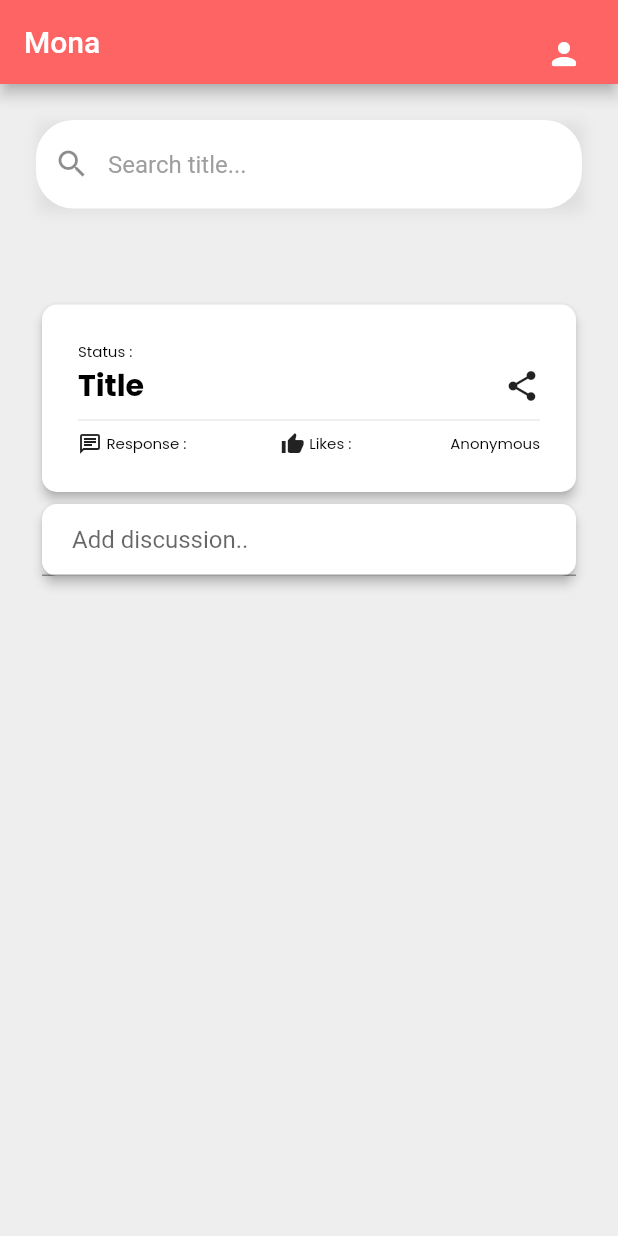
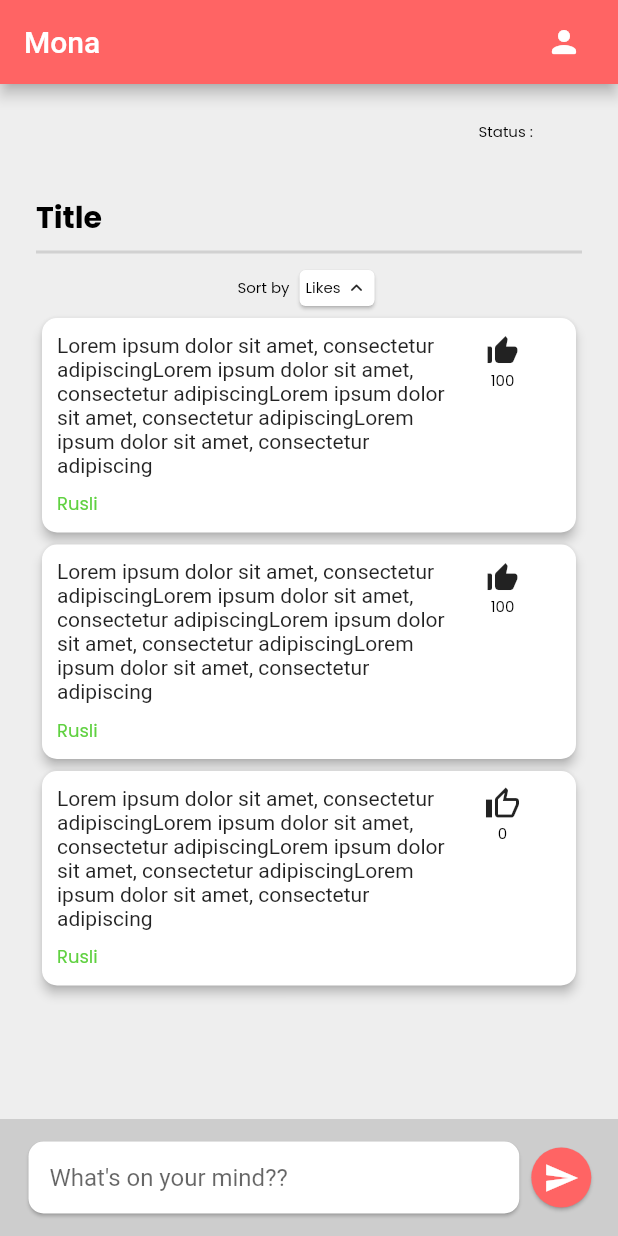
Before and after one commit to irfans18/loubusan, a Flutter app: the screen it shows after launch, on a phone screen of 412 x 824 dp. Run offline on Flutter 3.47's test engine with Material 2 defaults, Android fonts, the phone set to English and light mode, and no system bars; our stand-ins replace flutter_switch, get, google_fonts.

Commit message:
update topic page

```diff
--- a/lib/app/modules/home/views/home_view.dart
+++ b/lib/app/modules/home/views/home_view.dart
@@ -26,20 +26,22 @@ class HomeView extends GetView<HomeController> {
     attributeText(int data) {
       return Row(
         crossAxisAlignment: CrossAxisAlignment.center,
+        mainAxisAlignment: MainAxisAlignment.spaceBetween,
         children: [
           data == 3
               ? SizedBox(
                   width: 0,
                 )
-              : Icon(data == 1 ? Icons.chat_outlined : Icons.thumb_up,
+              : Icon(data == 1 ? Icons.chat_rounded : Icons.thumb_up_alt,
                   size: 16),
           SizedBox(
             width: 3,
           ),
           Text(
-            data == 1 ? "Response : " : (data == 2 ? "Likes : " : "Anonymous"),
+            data == 1 ? "Comments : 10" : (data == 2 ? "Likes : 100" : "Guest : on"),
             style: attributeTextStyle,
           ),
+
           // data != 3
           //     ? SizedBox(
           //         width: 0,
@@ -82,6 +84,7 @@ class HomeView extends GetView<HomeController> {
                   attributeText(3),
                 ],
               ),
+              SizedBox(width: 32,),
             ],
           ),
         ),
@@ -95,7 +98,7 @@ class HomeView extends GetView<HomeController> {
         title: Text('Mona'),
         actions: [
           Padding(
-            padding: const EdgeInsets.all(defaultMargin),
+            padding: const EdgeInsets.symmetric(horizontal: defaultMargin),
             child: Icon(Icons.person_rounded),
           )
         ],
@@ -135,6 +138,7 @@ class HomeView extends GetView<HomeController> {
               height: 60,
             ),
             customCard(),
+            SizedBox(height: 14,),
             newTopic(),
           ],
         ),
--- /dev/null
+++ b/lib/app/modules/topic/bindings/topic_binding.dart
@@ -0,0 +1,12 @@
+import 'package:get/get.dart';
+
+import '../controllers/topic_controller.dart';
+
+class TopicBinding extends Bindings {
+  @override
+  void dependencies() {
+    Get.lazyPut<TopicController>(
+      () => TopicController(),
+    );
+  }
+}
--- /dev/null
+++ b/lib/app/modules/topic/controllers/topic_controller.dart
@@ -0,0 +1,20 @@
+import 'package:get/get.dart';
+
+class TopicController extends GetxController {
+  //TODO: Implement TopicController
+
+  final count = 0.obs;
+  @override
+  void onInit() {
+    super.onInit();
+  }
+
+  @override
+  void onReady() {
+    super.onReady();
+  }
+
+  @override
+  void onClose() {}
+  void increment() => count.value++;
+}
--- /dev/null
+++ b/lib/app/modules/topic/views/topic_view.dart
@@ -0,0 +1,198 @@
+import 'package:flutter/material.dart';
+
+import 'package:get/get.dart';
+
+import '../../../theme/style.dart';
+import '../controllers/topic_controller.dart';
+
+class TopicView extends GetView<TopicController> {
+  @override
+  Widget build(BuildContext context) {
+    ideaCard([int like= 1]) {
+      return Card(
+        elevation: 3,
+        shape: RoundedRectangleBorder(borderRadius: BorderRadius.circular(10)),
+        color: secondaryColor,
+        child: Row(
+          // mainAxisAlignment: MainAxisAlignment.start,
+          crossAxisAlignment: CrossAxisAlignment.start,
+          children: [
+            Padding(
+              padding: const EdgeInsets.all(10),
+              child: Column(
+                crossAxisAlignment: CrossAxisAlignment.start,
+                children: [
+                  Container(
+                    width: 275,
+                    child: Text(
+                      'Lorem ipsum dolor sit amet, consectetur adipiscingLorem ipsum dolor sit amet, consectetur adipiscingLorem ipsum dolor sit amet, consectetur adipiscingLorem ipsum dolor sit amet, consectetur adipiscing',
+                      maxLines: 10,
+                    ),
+                  ),
+                  SizedBox(
+                    height: 9,
+                  ),
+                  Text(
+                    'Rusli',
+                    style: nameTextStyle,
+                  ),
+                ],
+              ),
+            ),
+            Padding(
+              padding: const EdgeInsets.only(top: 10),
+              child: Column(
+                children: [
+                  Icon(like==1 ? Icons.thumb_up_alt : Icons.thumb_up_alt_outlined),
+                  Text(
+                    like==1 ? "100" : "0",
+                    style: attributeTextStyle,
+                  )
+                ],
+              ),
+            )
+          ],
+        ),
+      );
+    }
+
+    header() {
+      return Column(
+        crossAxisAlignment: CrossAxisAlignment.start,
+        children: [
+          Row(
+            mainAxisAlignment: MainAxisAlignment.end,
+            children: [
+              Text(
+                "Status : ",
+                style: attributeTextStyle,
+              ),
+              SizedBox(
+                width: 30,
+              )
+            ],
+          ),
+          SizedBox(
+            height: 35,
+          ),
+          Text(
+            "Title",
+            style: titleTextStyle,
+          ),
+          Divider(
+            thickness: 2,
+          ),
+          Row(
+            mainAxisAlignment: MainAxisAlignment.center,
+            children: [
+              Text(
+                "Sort by ",
+                style: attributeTextStyle,
+              ),
+              Card(
+                child: Padding(
+                  padding: const EdgeInsets.all(4.0),
+                  child: Row(
+                    children: [
+                      Text(
+                        "Likes ",
+                        style: attributeTextStyle,
+                      ),
+                      Icon(
+                        Icons.keyboard_arrow_up_rounded,
+                        size: 16,
+                      )
+                    ],
+                  ),
+                ),
+              ),
+            ],
+          ),
+        ],
+      );
+    }
+
+    groupCard() {
+      return Column(
+        children: [
+          ideaCard(),
+          ideaCard(),
+          ideaCard(0),
+        ],
+      );
+    }
+
+    customListView() {
+      return ListView(
+        children: [
+          header(),
+          groupCard(),
+        ],
+      );
+    }
+
+    inputIdea() {
+      return Container(
+        color: Color(0xffCDCDCD),
+        child: Row(
+          children: [
+            Container(
+              width: MediaQuery.of(context).size.width * 0.85,
+              child: Padding(
+                padding: const EdgeInsets.fromLTRB(15, 11, 0, 11),
+                child: Card(
+                  color: secondaryColor,
+                  shape: RoundedRectangleBorder(
+                      borderRadius: BorderRadius.circular(10)),
+                  child: TextField(
+                    decoration: InputDecoration(
+                        border: InputBorder.none,
+                        hintText: "What's on your mind??",
+                        contentPadding: EdgeInsets.symmetric(horizontal: 14)),
+                  ),
+                ),
+              ),
+            ),
+            GestureDetector(
+              child: Card(
+                color: accentColor,
+                shape: RoundedRectangleBorder(borderRadius: BorderRadius.circular(100)),
+                child: Padding(
+                  padding: const EdgeInsets.all(8.0),
+                  child: Icon(Icons.send, color: Colors.white,),
+                )),
+              onTap: () {},
+            )
+          ],
+        ),
+      );
+    }
+
+    return Scaffold(
+        backgroundColor: primaryColor,
+        appBar: AppBar(
+          backgroundColor: accentColor,
+          title: Text('Mona'),
+          actions: [
+            Padding(
+              padding: const EdgeInsets.symmetric(horizontal: defaultMargin),
+              child: Icon(Icons.person_rounded),
+            )
+          ],
+          centerTitle: false,
+        ),
+        body: Container(
+          width: MediaQuery.of(context).size.width,
+          height: MediaQuery.of(context).size.height,
+          child: Stack(
+            children: [
+              Padding(
+                padding: const EdgeInsets.all(defaultMargin),
+                child: customListView(),
+              ),
+              Align(alignment: Alignment.bottomLeft, child: inputIdea()),
+            ],
+          ),
+        ));
+  }
+}
--- a/lib/app/routes/app_pages.dart
+++ b/lib/app/routes/app_pages.dart
@@ -2,13 +2,15 @@ import 'package:get/get.dart';
 
 import '../modules/home/bindings/home_binding.dart';
 import '../modules/home/views/home_view.dart';
+import '../modules/topic/bindings/topic_binding.dart';
+import '../modules/topic/views/topic_view.dart';
 
 part 'app_routes.dart';
 
 class AppPages {
   AppPages._();
 
-  static const INITIAL = Routes.HOME;
+  static const INITIAL = Routes.TOPIC;
 
   static final routes = [
     GetPage(
@@ -16,5 +18,10 @@ class AppPages {
       page: () => HomeView(),
       binding: HomeBinding(),
     ),
+    GetPage(
+      name: _Paths.TOPIC,
+      page: () => TopicView(),
+      binding: TopicBinding(),
+    ),
   ];
 }
--- a/lib/app/routes/app_routes.dart
+++ b/lib/app/routes/app_routes.dart
@@ -4,9 +4,11 @@ part of 'app_pages.dart';
 abstract class Routes {
   Routes._();
   static const HOME = _Paths.HOME;
+  static const TOPIC = _Paths.TOPIC;
 }
 
 abstract class _Paths {
   _Paths._();
   static const HOME = '/home';
+  static const TOPIC = '/topic';
 }
--- a/lib/app/theme/style.dart
+++ b/lib/app/theme/style.dart
@@ -9,7 +9,7 @@ Color accentColor = const Color(0xffFF6464);
 Color toggleColor = const Color(0xff60D141);
 
 Color primaryTextColor = const Color(0xff000000);
-Color nameTextColor = const Color(0xff5CC33F);
+Color nameTextColor = const Color(0xff60D141);
 Color headerTextColor = const Color(0xffFFFFFF);
 
 FontWeight light = FontWeight.w300;
```
